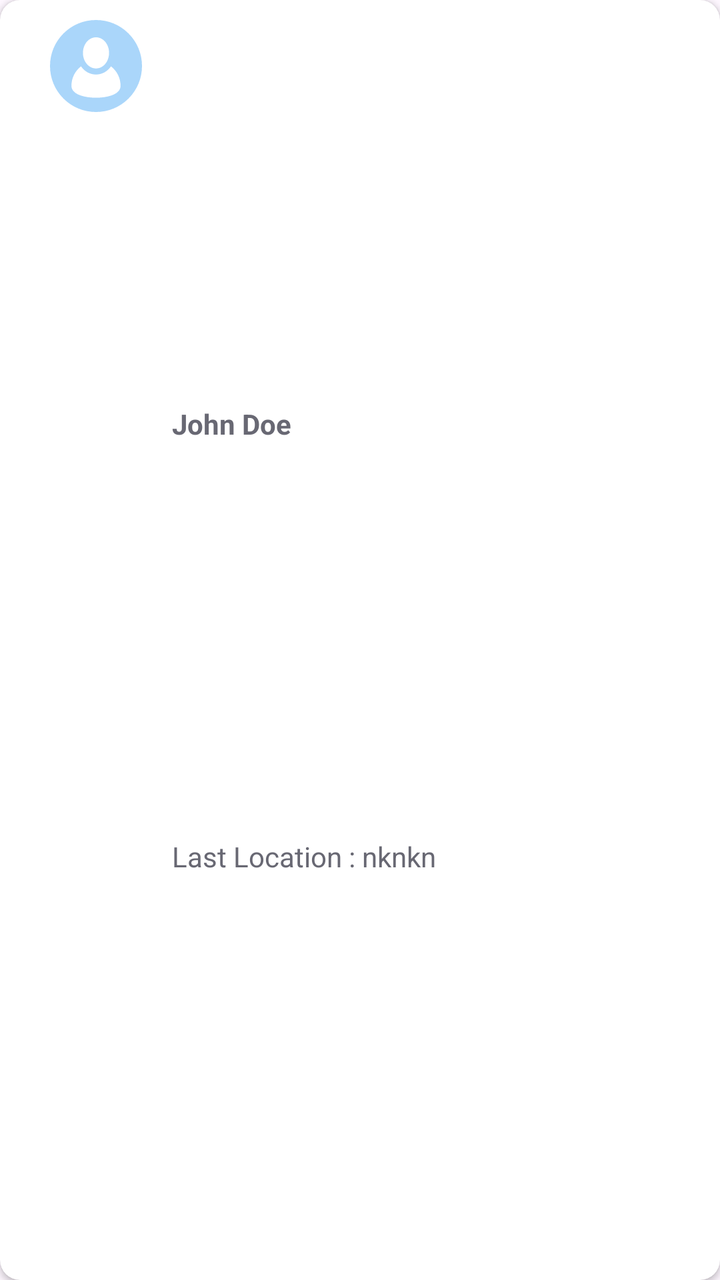
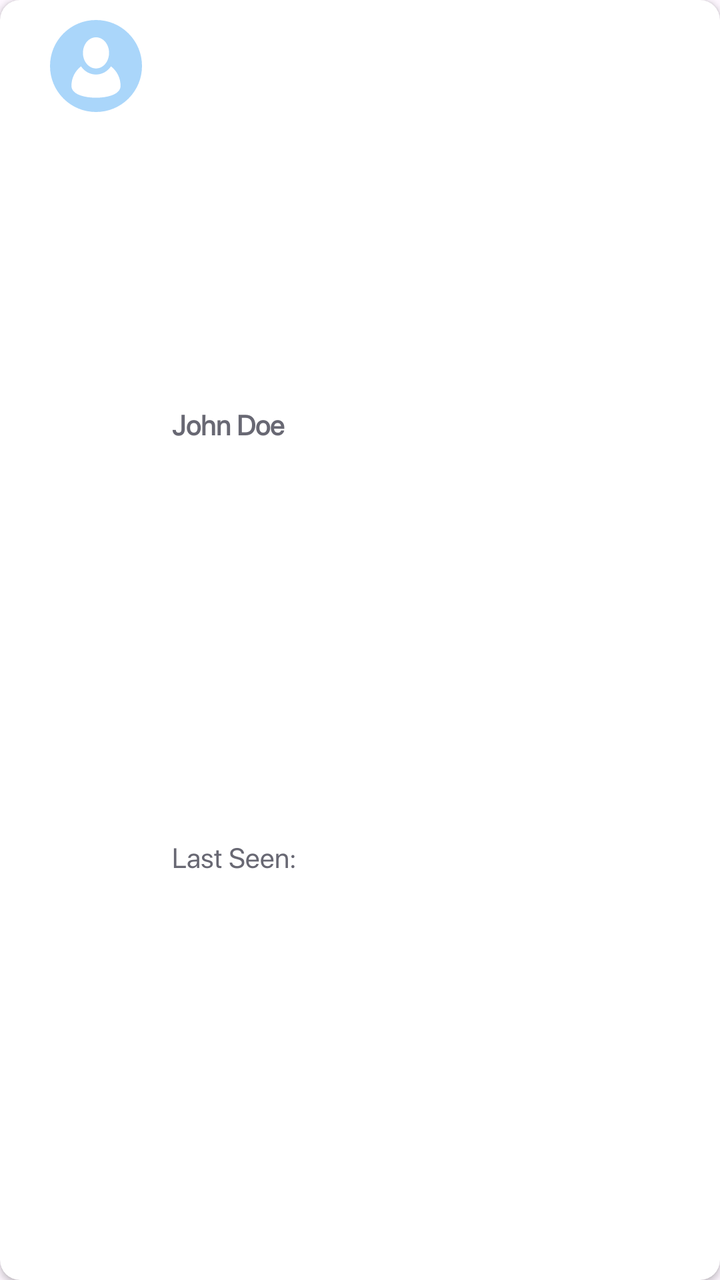

Screens rendered from an Android XML layout before and after an edit, with the pre-edit source and the edit as a unified diff.
<!-- AndroidManifest.xml: application theme Theme.SafeNest -->
<!-- res/layout/member_card.xml -->
<?xml version="1.0" encoding="utf-8"?>
<androidx.cardview.widget.CardView
    xmlns:app="http://schemas.android.com/apk/res-auto"
    xmlns:android="http://schemas.android.com/apk/res/android"
    android:layout_margin="@dimen/size_medium"

    app:cardCornerRadius="@dimen/size_medium"
    android:layout_width="match_parent"
    android:layout_height="wrap_content">

    <androidx.constraintlayout.widget.ConstraintLayout
        android:paddingTop="@dimen/size_small"
        android:paddingBottom="@dimen/size_small"
        android:layout_width="match_parent"
        android:layout_height="match_parent">

        <ImageView
            android:id="@+id/userIcon"
            android:layout_width="@dimen/size_large_button"
            android:layout_height="@dimen/size_large_button"
            android:layout_marginStart="@dimen/size_large"
            android:contentDescription="User Image"
            android:clickable="true"
            android:focusable="true"
            android:padding="@dimen/size_small"
            android:src="@drawable/person"
            app:layout_constraintStart_toStartOf="parent"
            app:layout_constraintTop_toTopOf="parent" />

        <TextView
            android:id="@+id/txtUserName"
            style="@style/Regular.Bold"
            android:layout_width="0dp"
            android:layout_height="wrap_content"
            android:layout_marginStart="@dimen/size_medium"
            android:text="John Doe"
            app:layout_constraintEnd_toEndOf="parent"
            app:layout_constraintTop_toTopOf="parent"
            app:layout_constraintBottom_toTopOf="@id/txtUserLocation"
            app:layout_constraintStart_toEndOf="@+id/userIcon" />

        <TextView
            android:id="@+id/txtUserLocation"
            style="@style/Regular"
            android:layout_width="0dp"
            android:layout_height="wrap_content"
            android:text="Last Location : nknkn"
            app:layout_constraintBottom_toBottomOf="parent"
            app:layout_constraintEnd_toEndOf="parent"
            app:layout_constraintStart_toStartOf="@+id/txtUserName"
            app:layout_constraintTop_toBottomOf="@+id/txtUserName" />

    </androidx.constraintlayout.widget.ConstraintLayout>
</androidx.cardview.widget.CardView>
<!-- resources referenced by this layout -->
<resources>
  <dimen name="size_large">20dp</dimen>
  <dimen name="size_large_button">56dp</dimen>
  <dimen name="size_medium">10dp</dimen>
  <dimen name="size_small">5dp</dimen>
  <!-- drawable person (drawable) -->
  <vector xmlns:android="http://schemas.android.com/apk/res/android"
      android:width="48dp"
      android:height="48dp"
      android:viewportWidth="455"
      android:viewportHeight="455">
    <path
        android:pathData="M388.37,66.63C345.4,23.67 288.27,0 227.5,0S109.6,23.67 66.63,66.63 0,166.73 0,227.5s23.66,117.9 66.63,160.87c42.97,42.97 100.1,66.63 160.87,66.63s117.9,-23.66 160.87,-66.63c42.97,-42.97 66.63,-100.1 66.63,-160.87 0,-60.77 -23.66,-117.9 -66.63,-160.87M227.5,85.59c36.51,0 64.64,35.29 64.64,77.04 0,41.75 -28.13,77.04 -64.64,77.04 -36.52,0 -64.64,-35.3 -64.64,-77.04 0,-41.76 28.14,-77.04 64.64,-77.04m78.38,286.88c-20.93,7.71 -48.77,11.95 -78.38,11.95s-57.45,-4.24 -78.38,-11.95c-35.61,-13.11 -43.09,-32.88 -43.09,-47.15 0,-39.06 18.54,-73.87 47.27,-96.1 17.82,25.43 44.45,40.45 74.2,40.45 30.12,0 56.62,-15.35 74.2,-40.45 28.73,22.24 47.27,57.04 47.27,96.1 0,14.27 -7.47,34.04 -43.09,47.15"
        android:fillColor="#AAD6FA"/>
  </vector>
  <style name="Regular">
          <item name="android:layout_width">wrap_content</item>
          <item name="android:layout_height">wrap_content</item>
          <item name="android:textColor">@color/dark_grey</item>
          <item name="android:textSize">@dimen/size_standard_txt</item>
      </style>
  <style name="Regular.Bold">
          <item name="android:textStyle">bold</item>
      </style>
  <style name="Theme.SafeNest" parent="Base.Theme.SafeNest" />
  <color name="dark_grey">#686873</color>
  <dimen name="size_standard_txt">14sp</dimen>
  <style name="Base.Theme.SafeNest" parent="Theme.Material3.DayNight.NoActionBar">
          
          <item name="colorPrimary">@color/primary_blue</item>
          <item name="colorPrimaryVariant">@color/secondary_blue</item>
          <item name="colorOnPrimary">@color/white</item>
          
  
  
  
          
          <item name="android:statusBarColor">?attr/colorPrimaryVariant</item>
          
      </style>
  <color name="primary_blue">#2196F3</color>
  <color name="secondary_blue">#00ACED</color>
  <color name="white">#FFFFFFFF</color>
</resources>

<!-- the commit's change to res/layout/member_card.xml (unified diff, before → after) -->
@@ -36,15 +36,15 @@
             android:text="John Doe"
             app:layout_constraintEnd_toEndOf="parent"
             app:layout_constraintTop_toTopOf="parent"
-            app:layout_constraintBottom_toTopOf="@id/txtUserLocation"
+            app:layout_constraintBottom_toTopOf="@id/txtLastSeen"
             app:layout_constraintStart_toEndOf="@+id/userIcon" />
 
         <TextView
-            android:id="@+id/txtUserLocation"
+            android:id="@+id/txtLastSeen"
             style="@style/Regular"
             android:layout_width="0dp"
             android:layout_height="wrap_content"
-            android:text="Last Location : nknkn"
+            android:text="Last Seen: "
             app:layout_constraintBottom_toBottomOf="parent"
             app:layout_constraintEnd_toEndOf="parent"
             app:layout_constraintStart_toStartOf="@+id/txtUserName"
<!-- resource entries referenced after the edit -->
@@ -18,6 +18,7 @@
           <item name="android:layout_width">wrap_content</item>
           <item name="android:layout_height">wrap_content</item>
           <item name="android:textColor">@color/dark_grey</item>
+          <item name="android:fontFamily">@font/sf_pro_regular</item>
           <item name="android:textSize">@dimen/size_standard_txt</item>
       </style>
   <style name="Regular.Bold">
